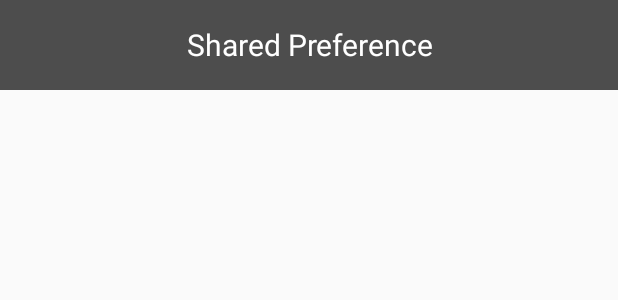
After one commit to ImErick/Practica8, an Android app: the layout layout_header.xml on its own in the app's theme, with its tools: preview values and no code run, on a phone screen of 412 x 824 dp. The commit adds this screen. Shown: the top 300 px of the screen. Run offline under Robolectric (Android 15) with nearby library versions, the phone set to English and light mode, and no system bars.

Commit message:
complete main activity and intent, create header and footer

```diff
--- a/app/src/main/AndroidManifest.xml
+++ b/app/src/main/AndroidManifest.xml
@@ -8,7 +8,7 @@
         android:label="@string/app_name"
         android:roundIcon="@mipmap/ic_launcher_round"
         android:supportsRtl="true"
-        android:theme="@style/AppTheme">
+        android:theme="@style/Theme.AppCompat.DayNight.NoActionBar">
         <activity android:name=".MainActivity">
             <intent-filter>
                 <action android:name="android.intent.action.MAIN" />
@@ -16,6 +16,7 @@
                 <category android:name="android.intent.category.LAUNCHER" />
             </intent-filter>
         </activity>
+        <activity android:name=".SharedPreferenceActivity"></activity>
     </application>
 
 </manifest>
--- /dev/null
+++ b/app/src/main/res/layout/layout_header.xml
@@ -0,0 +1,16 @@
+<?xml version="1.0" encoding="utf-8"?>
+<RelativeLayout xmlns:android="http://schemas.android.com/apk/res/android"
+    android:layout_width="match_parent"
+    android:layout_height="60sp"
+    android:background="@color/principalColor">
+
+    <TextView
+        android:id="@+id/textViewHeader"
+        android:layout_width="match_parent"
+        android:layout_height="match_parent"
+        android:gravity="center"
+        android:text="@string/btn_main"
+        android:textColor="@color/colorLetra"
+        android:textSize="20sp"/>
+
+</RelativeLayout>
--- a/app/src/main/res/values/colors.xml
+++ b/app/src/main/res/values/colors.xml
@@ -3,4 +3,6 @@
     <color name="colorPrimary">#3F51B5</color>
     <color name="colorPrimaryDark">#303F9F</color>
     <color name="colorAccent">#FF4081</color>
+    <color name="principalColor">#4d4d4d</color>
+    <color name="colorLetra">#FFF</color>
 </resources>
```
Also changed, not shown: app/src/main/java/mx/iteso/erickgarcia/practica8/MainActivity.java (+17 -0 lines), app/src/main/java/mx/iteso/erickgarcia/practica8/SharedPreferenceActivity.java (added, +18 -0 lines), app/src/main/res/layout/layout_footer.xml (added, +15 -0 lines), app/src/main/res/layout/shared_preference_activity.xml (added, +11 -0 lines).
